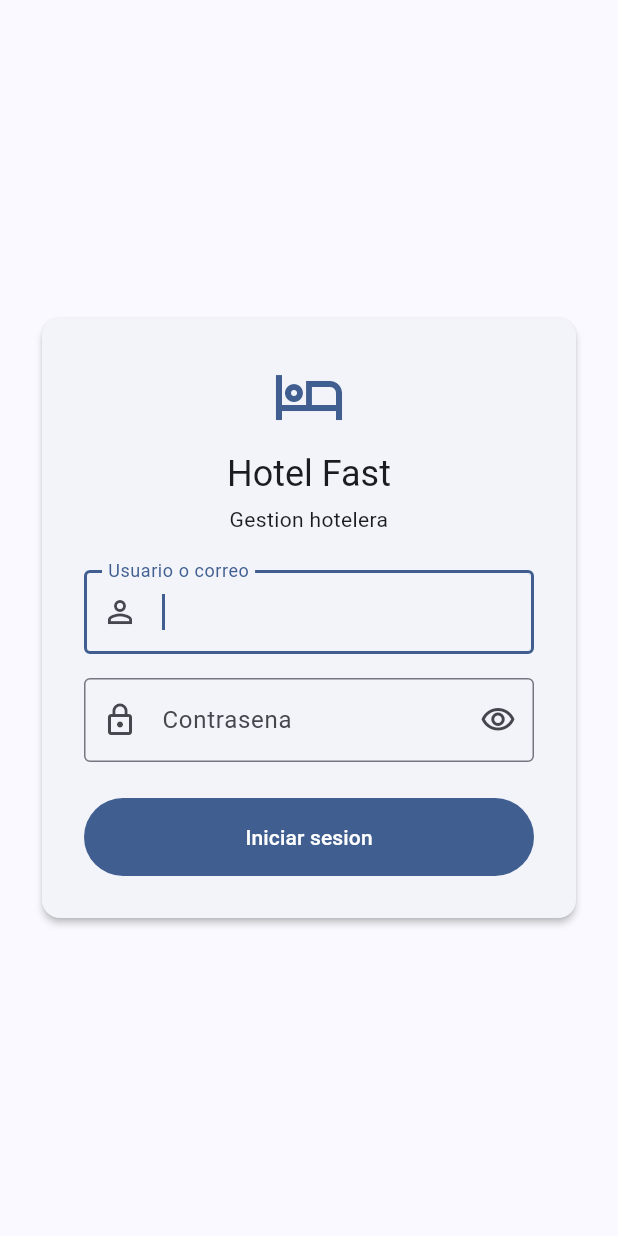
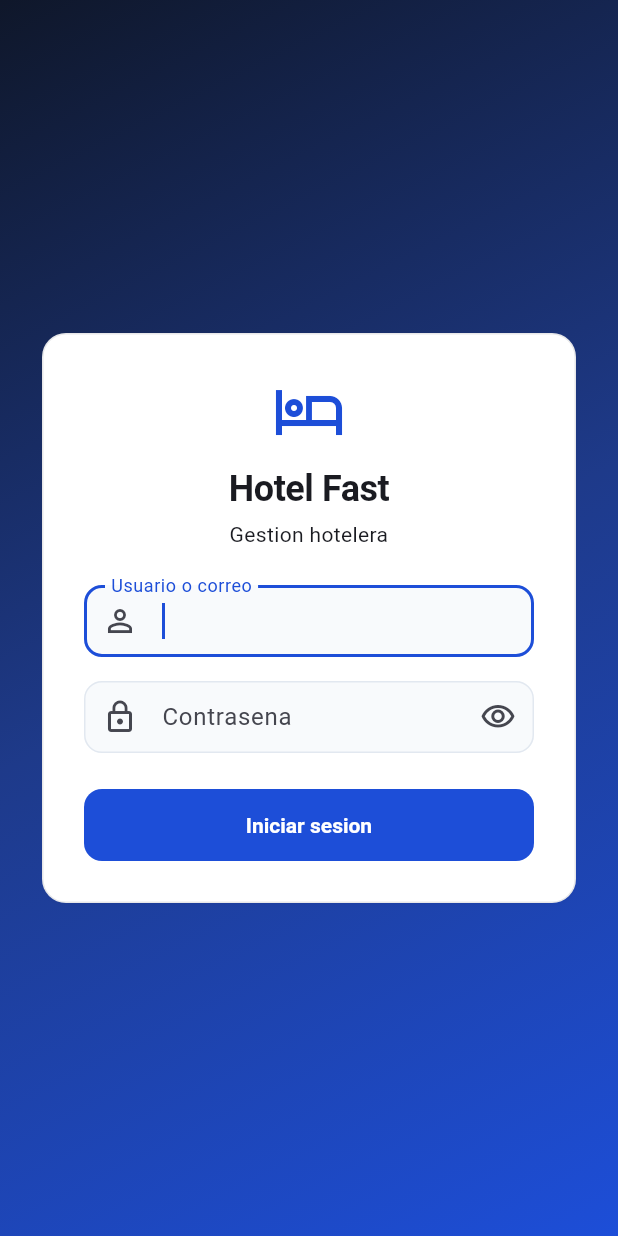
Before and after one commit to esneidermoo19/Hotel_Fast, a Flutter app: the screen it shows after launch, on a phone screen of 412 x 824 dp. Run offline on Flutter 3.47's test engine with Material 3 defaults, Android fonts, the light colour scheme and no system bars; our stand-ins replace shared_preferences; accounts and stored records are empty.

Commit message:
feat(frontend): rediseno premium Material 3 (tema claro/oscuro, login split, badges, hover, empty states)

```diff
--- a/hotel_front/lib/app.dart
+++ b/hotel_front/lib/app.dart
@@ -14,6 +14,7 @@ import 'pagos/pagos_service.dart';
 import 'reservas/reservas_service.dart';
 import 'screens/login_screen.dart';
 import 'screens/shell_screen.dart';
+import 'theme/app_theme.dart';
 import 'usuarios/usuarios_service.dart';
 import 'widgets/pantalla_carga.dart';
 
@@ -64,10 +65,9 @@ class _HotelAppState extends State<HotelApp> {
     return MaterialApp(
       title: 'Hotel Fast',
       debugShowCheckedModeBanner: false,
-      theme: ThemeData(
-        useMaterial3: true,
-        colorScheme: ColorScheme.fromSeed(seedColor: const Color(0xFF1565C0)),
-      ),
+      theme: AppTheme.luz(),
+      darkTheme: AppTheme.oscura(),
+      themeMode: ThemeMode.system,
       home: AuthScope(
         controller: widget.controller,
         child: AppScope(
--- a/hotel_front/lib/screens/login_screen.dart
+++ b/hotel_front/lib/screens/login_screen.dart
@@ -3,11 +3,14 @@ import 'package:flutter/material.dart';
 import '../auth/auth_scope.dart';
 import '../auth/models/login_request.dart';
 import '../core/network/api_exception.dart';
+import '../theme/app_theme.dart';
 
 /// Pantalla de inicio de sesion.
 ///
 /// Un solo campo acepta usuario o correo: si contiene `@` se envia como `email`,
 /// en caso contrario como `username` (el backend admite cualquiera de los dos).
+/// En escritorio usa una pantalla dividida (panel de marca + formulario);
+/// en pantallas angostas, una tarjeta flotante sobre un degradado.
 class LoginScreen extends StatefulWidget {
   const LoginScreen({super.key});
 
@@ -41,17 +44,56 @@ class _LoginScreenState extends State<LoginScreen> {
 
   @override
   Widget build(BuildContext context) {
-    final auth = AuthScope.de(context);
-    final colores = Theme.of(context).colorScheme;
+    final ancho = MediaQuery.sizeOf(context).width;
+    final esEscritorio = ancho >= 900;
+    final formulario = _formulario(context);
 
     return Scaffold(
-      body: Center(
+      body: esEscritorio
+          ? Row(
+              children: [
+                const Expanded(child: _PanelMarca()),
+                Expanded(
+                  child: Center(
                     child: SingleChildScrollView(
                       padding: const EdgeInsets.all(24),
                       child: ConstrainedBox(
                         constraints: const BoxConstraints(maxWidth: 420),
-            child: Card(
-              elevation: 2,
+                        child: formulario,
+                      ),
+                    ),
+                  ),
+                ),
+              ],
+            )
+          : Container(
+              decoration: BoxDecoration(gradient: _degradado()),
+              child: Center(
+                child: SingleChildScrollView(
+                  padding: const EdgeInsets.all(24),
+                  child: ConstrainedBox(
+                    constraints: const BoxConstraints(maxWidth: 420),
+                    child: formulario,
+                  ),
+                ),
+              ),
+            ),
+    );
+  }
+
+  static LinearGradient _degradado() {
+    return const LinearGradient(
+      begin: Alignment.topLeft,
+      end: Alignment.bottomRight,
+      colors: [AppTheme.navy, AppTheme.indigoOscuro, AppTheme.indigo],
+    );
+  }
+
+  Widget _formulario(BuildContext context) {
+    final auth = AuthScope.de(context);
+    final colores = Theme.of(context).colorScheme;
+
+    return Card(
       child: Padding(
         padding: const EdgeInsets.all(28),
         child: Form(
@@ -60,11 +102,7 @@ class _LoginScreenState extends State<LoginScreen> {
             mainAxisSize: MainAxisSize.min,
             crossAxisAlignment: CrossAxisAlignment.stretch,
             children: [
-                      Icon(
-                        Icons.hotel_outlined,
-                        size: 48,
-                        color: colores.primary,
-                      ),
+              Icon(Icons.hotel_outlined, size: 48, color: colores.primary),
               const SizedBox(height: 12),
               Text(
                 'Hotel Fast',
@@ -86,10 +124,8 @@ class _LoginScreenState extends State<LoginScreen> {
                 decoration: const InputDecoration(
                   labelText: 'Usuario o correo',
                   prefixIcon: Icon(Icons.person_outline),
-                          border: OutlineInputBorder(),
                 ),
-                        validator: (valor) =>
-                            (valor == null || valor.trim().isEmpty)
+                validator: (valor) => (valor == null || valor.trim().isEmpty)
                     ? 'Ingresa tu usuario o correo'
                     : null,
               ),
@@ -103,7 +139,6 @@ class _LoginScreenState extends State<LoginScreen> {
                 decoration: InputDecoration(
                   labelText: 'Contrasena',
                   prefixIcon: const Icon(Icons.lock_outline),
-                          border: const OutlineInputBorder(),
                   suffixIcon: IconButton(
                     tooltip: _verPassword
                         ? 'Ocultar contrasena'
@@ -135,9 +170,7 @@ class _LoginScreenState extends State<LoginScreen> {
                     ? const SizedBox(
                         height: 20,
                         width: 20,
-                                child: CircularProgressIndicator(
-                                  strokeWidth: 2,
-                                ),
+                        child: CircularProgressIndicator(strokeWidth: 2),
                       )
                     : const Text('Iniciar sesion'),
               ),
@@ -145,10 +178,78 @@ class _LoginScreenState extends State<LoginScreen> {
           ),
         ),
       ),
+    );
+  }
+}
+
+class _PanelMarca extends StatelessWidget {
+  const _PanelMarca();
+
+  @override
+  Widget build(BuildContext context) {
+    return DecoratedBox(
+      decoration: BoxDecoration(gradient: _LoginScreenState._degradado()),
+      child: Padding(
+        padding: const EdgeInsets.all(48),
+        child: Column(
+          crossAxisAlignment: CrossAxisAlignment.start,
+          mainAxisAlignment: MainAxisAlignment.center,
+          children: [
+            const Icon(Icons.hotel_outlined, size: 56, color: Colors.white),
+            const SizedBox(height: 16),
+            Text(
+              'Hotel Fast',
+              style: Theme.of(context).textTheme.headlineMedium
+                  ?.copyWith(color: Colors.white, fontWeight: FontWeight.w700),
+            ),
+            const SizedBox(height: 8),
+            Text(
+              'Gestion hotelera enterprise',
+              style: Theme.of(context).textTheme.bodyLarge
+                  ?.copyWith(color: Colors.white.withValues(alpha: 0.85)),
+            ),
+            const SizedBox(height: 40),
+            const _Caracteristica(
+              icono: Icons.meeting_room_outlined,
+              texto: 'Habitaciones, reservas y ciclo de vida completo',
+            ),
+            const SizedBox(height: 16),
+            const _Caracteristica(
+              icono: Icons.receipt_long_outlined,
+              texto: 'Estado de cuenta, consumos y pagos',
+            ),
+            const SizedBox(height: 16),
+            const _Caracteristica(
+              icono: Icons.dashboard_outlined,
+              texto: 'Panel operativo del dia y catalogo centralizado',
+            ),
+          ],
         ),
       ),
+    );
+  }
+}
+
+class _Caracteristica extends StatelessWidget {
+  const _Caracteristica({required this.icono, required this.texto});
+
+  final IconData icono;
+  final String texto;
+
+  @override
+  Widget build(BuildContext context) {
+    return Row(
+      children: [
+        Icon(icono, color: Colors.white.withValues(alpha: 0.9), size: 22),
+        const SizedBox(width: 12),
+        Expanded(
+          child: Text(
+            texto,
+            style: Theme.of(context).textTheme.bodyMedium
+                ?.copyWith(color: Colors.white.withValues(alpha: 0.85)),
           ),
         ),
+      ],
     );
   }
 }
@@ -179,7 +280,7 @@ class _MensajeError extends StatelessWidget {
       padding: const EdgeInsets.all(12),
       decoration: BoxDecoration(
         color: colores.errorContainer,
-        borderRadius: BorderRadius.circular(8),
+        borderRadius: BorderRadius.circular(12),
       ),
       child: Row(
         crossAxisAlignment: CrossAxisAlignment.start,
--- /dev/null
+++ b/hotel_front/lib/theme/app_theme.dart
@@ -0,0 +1,169 @@
+import 'package:flutter/material.dart';
+
+/// Sistema de diseno de Hotel Fast.
+///
+/// Material 3 con paleta Navy/Slate + Indigo ejecutivo y acento dorado/sandalo.
+/// Define el tema claro, el oscuro y los temas de componentes (tarjetas,
+/// botones, campos, dialogos, rail de navegacion, chips y pastillas).
+abstract final class AppTheme {
+  static const Color indigo = Color(0xFF1D4ED8);
+  static const Color indigoOscuro = Color(0xFF1E3A8A);
+  static const Color oro = Color(0xFFB45309);
+  static const Color oroClaro = Color(0xFFFDE68A);
+  static const Color navy = Color(0xFF0F172A);
+  static const Color navyClaro = Color(0xFF1E293B);
+  static const Color slate200 = Color(0xFFE2E8F0);
+  static const Color slate400 = Color(0xFF94A3B8);
+
+  static ThemeData luz() => _base(Brightness.light);
+  static ThemeData oscura() => _base(Brightness.dark);
+
+  static ThemeData _base(Brightness brillo) {
+    final oscuro = brillo == Brightness.dark;
+    final scheme = ColorScheme.fromSeed(seedColor: indigo, brightness: brillo)
+        .copyWith(
+          secondary: oro,
+          onSecondary: Colors.white,
+          secondaryContainer: oscuro ? const Color(0xFF5C3A0E) : oroClaro,
+          onSecondaryContainer: oscuro ? oroClaro : const Color(0xFF3B2204),
+          primary: oscuro ? const Color(0xFF93C5FD) : indigo,
+          onPrimary: Colors.white,
+          surface: oscuro ? const Color(0xFF0B1220) : const Color(0xFFFFFFFF),
+        );
+
+    final base = ThemeData(colorScheme: scheme, useMaterial3: true);
+    final textoBase = base.textTheme;
+    final texto = textoBase.copyWith(
+      headlineSmall: textoBase.headlineSmall?.copyWith(
+        fontWeight: FontWeight.w600,
+        letterSpacing: -0.3,
+      ),
+      headlineMedium: textoBase.headlineMedium?.copyWith(
+        fontWeight: FontWeight.w600,
+        letterSpacing: -0.5,
+      ),
+      titleLarge: textoBase.titleLarge?.copyWith(fontWeight: FontWeight.w600),
+      titleMedium: textoBase.titleMedium?.copyWith(fontWeight: FontWeight.w600),
+      titleSmall: textoBase.titleSmall?.copyWith(fontWeight: FontWeight.w600),
+      bodyMedium: textoBase.bodyMedium?.copyWith(height: 1.45),
+      bodySmall: textoBase.bodySmall?.copyWith(height: 1.35),
+      labelLarge: textoBase.labelLarge?.copyWith(fontWeight: FontWeight.w600),
+    );
+
+    // Borde fino neutro al 10% para tarjetas y separacion.
+    final borde = BorderSide(
+      color: oscuro ? const Color(0x1A94A3B8) : const Color(0x1A0F172A),
+    );
+    // Sombras suaves de poca opacidad.
+    final sombra = oscuro ? const Color(0x33000000) : const Color(0x140F172A);
+
+    return base.copyWith(
+      textTheme: texto,
+      scaffoldBackgroundColor: oscuro ? navy : const Color(0xFFF1F5F9),
+      cardTheme: CardThemeData(
+        elevation: 1,
+        shadowColor: sombra,
+        color: scheme.surface,
+        shape: RoundedRectangleBorder(
+          borderRadius: BorderRadius.circular(16),
+          side: borde,
+        ),
+      ),
+      filledButtonTheme: FilledButtonThemeData(
+        style: FilledButton.styleFrom(
+          shape: RoundedRectangleBorder(
+            borderRadius: BorderRadius.circular(12),
+          ),
+          padding: const EdgeInsets.symmetric(horizontal: 16, vertical: 12),
+          textStyle: const TextStyle(fontWeight: FontWeight.w600),
+        ),
+      ),
+      elevatedButtonTheme: ElevatedButtonThemeData(
+        style: ElevatedButton.styleFrom(
+          shape: RoundedRectangleBorder(
+            borderRadius: BorderRadius.circular(12),
+          ),
+          padding: const EdgeInsets.symmetric(horizontal: 16, vertical: 12),
+        ),
+      ),
+      outlinedButtonTheme: OutlinedButtonThemeData(
+        style: OutlinedButton.styleFrom(
+          shape: RoundedRectangleBorder(
+            borderRadius: BorderRadius.circular(12),
+          ),
+          padding: const EdgeInsets.symmetric(horizontal: 16, vertical: 12),
+          textStyle: const TextStyle(fontWeight: FontWeight.w600),
+        ),
+      ),
+      textButtonTheme: TextButtonThemeData(
+        style: TextButton.styleFrom(
+          shape: RoundedRectangleBorder(
+            borderRadius: BorderRadius.circular(10),
+          ),
+          textStyle: const TextStyle(fontWeight: FontWeight.w600),
+        ),
+      ),
+      inputDecorationTheme: InputDecorationTheme(
+        filled: true,
+        fillColor: oscuro ? const Color(0xFF152033) : const Color(0xFFF8FAFC),
+        border: OutlineInputBorder(
+          borderRadius: BorderRadius.circular(12),
+          borderSide: BorderSide(color: oscuro ? slate400 : slate200),
+        ),
+        enabledBorder: OutlineInputBorder(
+          borderRadius: BorderRadius.circular(12),
+          borderSide: BorderSide(color: oscuro ? slate400 : slate200),
+        ),
+        focusedBorder: OutlineInputBorder(
+          borderRadius: BorderRadius.circular(12),
+          borderSide: const BorderSide(color: indigo, width: 2),
+        ),
+        contentPadding: const EdgeInsets.symmetric(
+          horizontal: 14,
+          vertical: 12,
+        ),
+      ),
+      dialogTheme: DialogThemeData(
+        shape: RoundedRectangleBorder(borderRadius: BorderRadius.circular(24)),
+      ),
+      navigationRailTheme: NavigationRailThemeData(
+        indicatorShape: const StadiumBorder(),
+        indicatorColor: scheme.secondaryContainer,
+        selectedIconTheme: IconThemeData(color: scheme.onSecondaryContainer),
+        selectedLabelTextStyle: const TextStyle(fontWeight: FontWeight.w600),
+        groupAlignment: -0.9,
+      ),
+      chipTheme: ChipThemeData(
+        shape: RoundedRectangleBorder(
+          borderRadius: BorderRadius.circular(999),
+          side: BorderSide(color: scheme.outlineVariant),
+        ),
+        selectedColor: scheme.secondaryContainer,
+        backgroundColor: oscuro
+            ? const Color(0xFF152033)
+            : const Color(0xFFFFFFFF),
+        labelStyle: const TextStyle(fontWeight: FontWeight.w500),
+        padding: const EdgeInsets.symmetric(horizontal: 8, vertical: 4),
+      ),
+      appBarTheme: AppBarTheme(
+        elevation: 0,
+        scrolledUnderElevation: 0,
+        backgroundColor: oscuro ? navy : const Color(0xFFF1F5F9),
+        titleTextStyle: texto.titleLarge,
+      ),
+      snackBarTheme: SnackBarThemeData(
+        behavior: SnackBarBehavior.floating,
+        shape: RoundedRectangleBorder(borderRadius: BorderRadius.circular(12)),
+      ),
+      tooltipTheme: TooltipThemeData(
+        decoration: BoxDecoration(
+          color: scheme.inverseSurface,
+          borderRadius: BorderRadius.circular(8),
+        ),
+      ),
+      dividerTheme: DividerThemeData(
+        color: oscuro ? const Color(0x1A94A3B8) : const Color(0x1A0F172A),
+      ),
+    );
+  }
+}
```
Also changed, not shown: hotel_front/lib/auditoria/auditoria_view.dart (+8 -2 lines), hotel_front/lib/habitaciones/habitaciones_view.dart (+9 -32 lines), hotel_front/lib/huespedes/huespedes_view.dart (+7 -3 lines), hotel_front/lib/reservas/reservas_view.dart (+10 -36 lines), hotel_front/lib/usuarios/usuarios_view.dart (+12 -25 lines), hotel_front/lib/widgets/estado_vacio.dart (added, +33 -0 lines), hotel_front/lib/widgets/pastilla_estado.dart (added, +56 -0 lines), hotel_front/lib/widgets/tarjeta_hover.dart (added, +55 -0 lines). Lines whose indentation alone changed are shown as unchanged.
